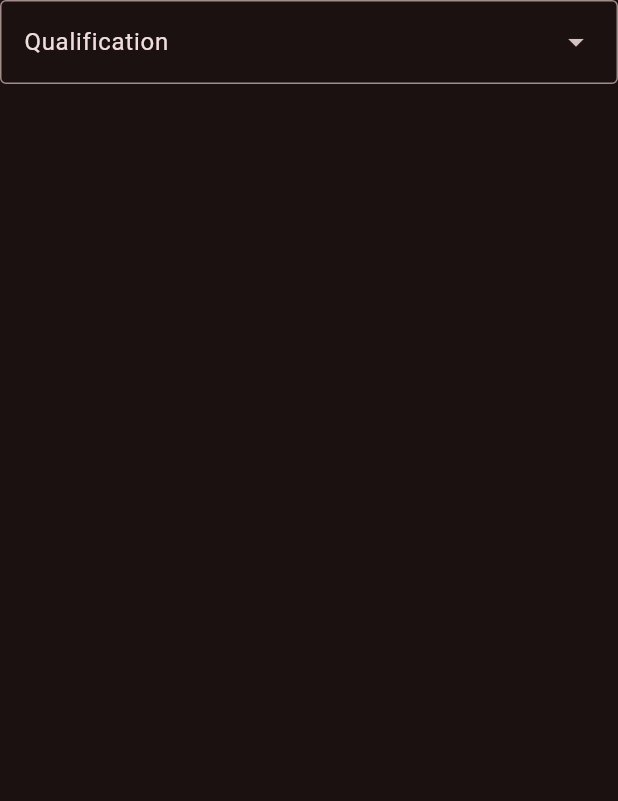
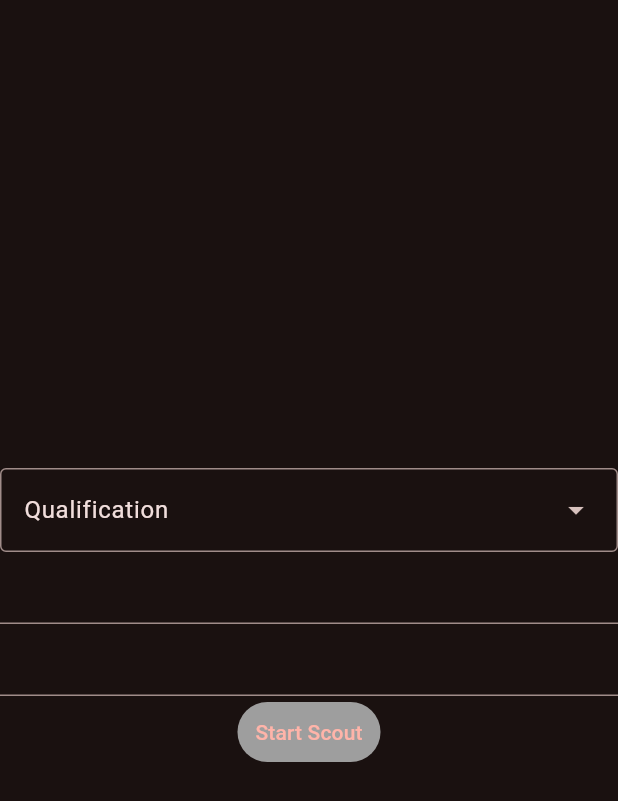
Before and after one commit to team1306/BadgerBetsV2, a Flutter app: the PreMatch screen opened directly with empty values, on a phone screen of 412 x 824 dp. Shown: the top 801 px of the screen. Run offline on Flutter 3.47's test engine with Material 3 defaults, Android fonts, the phone set to English and light mode, and no system bars; our stand-ins replace appwrite.

Commit message:
made prematch page (lmk if I used the archetecture wrong)

```diff
--- a/lib/matchdata.dart
+++ b/lib/matchdata.dart
@@ -2,13 +2,13 @@ import 'dart:collection';
 
 class MatchData {
   String username;
-  int matchNumber = -1, robotNumber = -1;
-  MatchType matchType = MatchType.practice;
+  int matchNumber, robotNumber;
+  MatchType matchType;
 
   Map<String, int> scoring = HashMap<String, int>();
   String notes = "";
 
-  MatchData({required this.username});
+  MatchData({required this.username, required this.matchNumber, required this.robotNumber, required this.matchType});
 }
 
 enum MatchType {
--- a/lib/viewmodels/scoutmanager.dart
+++ b/lib/viewmodels/scoutmanager.dart
@@ -3,16 +3,37 @@ import 'package:bbotsscoutingapp2025/views/scout/scout.dart';
 import 'package:flutter/material.dart';
 
 class ScoutManager extends ChangeNotifier {
+  PageType currentPage = PageType.preMatch;
 
   MatchData? matchData;
 
-  ScoutManager(){
+  TextButton getStartButton(int? matchNumber, int? robotNumber, MatchType matchType) {
+    bool formComplete = matchNumber != null && robotNumber != null;
 
+    return TextButton(
+      onPressed: () {
+        print("Button pressed");
+        if (formComplete) startScout(matchNumber, robotNumber, matchType);
+      },
+      style: ButtonStyle(
+        backgroundColor: WidgetStateColor.resolveWith((state) => formComplete ? Colors.yellow : Colors.grey)
+      ),
+      child: Text(
+        "Start Scout",
+      ),
+    );
   }
 
-  void startScout() {
-    //TODO implement user data getting
-    matchData = MatchData(username: "");
+  PageType getCurrentPage() {
+    return currentPage;
+  }
+
+  void startScout(int matchNumber, int robotNumber, MatchType matchType) {
+    print("Scout started");
+    //TODO implement user data getting from storage
+    String username = "";
+    matchData = MatchData(username: username, matchNumber: matchNumber, robotNumber: robotNumber, matchType: matchType);
+    currentPage = PageType.auto;
     notifyListeners();
   }
 
--- a/lib/views/scout/prematch.dart
+++ b/lib/views/scout/prematch.dart
@@ -1,4 +1,5 @@
 import 'package:flutter/material.dart';
+import 'package:flutter/services.dart';
 
 import '../../matchdata.dart';
 import '../../viewmodels/scoutmanager.dart';
@@ -12,15 +13,16 @@ class PreMatch extends StatefulWidget{
 }
 
 class PreMatchState extends State<PreMatch>{
-  late MatchType matchType;
-  late DropdownMenu<MatchType> matchTypeDropdown;
+  MatchType matchType = MatchType.qualification;
+  int? matchNumber;
+  int? robotNumber;
 
   @override
   Widget build(BuildContext context) {
     widget.scoutManager.addListener(() => setState);
 
     matchType = MatchType.qualification;
-    matchTypeDropdown = DropdownMenu(
+    DropdownMenu<MatchType> matchTypeDropdown = DropdownMenu(
         width: double.infinity,
         initialSelection: MatchType.qualification,
         dropdownMenuEntries: [
@@ -30,9 +32,30 @@ class PreMatchState extends State<PreMatch>{
         ],
         onSelected: (value) => setState(() => matchType = value!)
     );
+
+    TextField matchNumberInput = TextField(
+      keyboardType: TextInputType.number,
+      inputFormatters: [FilteringTextInputFormatter.digitsOnly],
+      onChanged: (value) => setState(() => matchNumber = int.parse(value)),
+    );
+    TextField robotNumberInput = TextField(
+      keyboardType: TextInputType.number,
+      inputFormatters: [FilteringTextInputFormatter.digitsOnly],
+      onChanged: (value) => setState(() => robotNumber = int.parse(value)),
+    );
+
+
     return Scaffold(
       //TODO implement
-      body: matchTypeDropdown,
+      body: Column(
+        mainAxisAlignment: MainAxisAlignment.center,
+        children: [
+          matchTypeDropdown,
+          matchNumberInput,
+          robotNumberInput,
+          widget.scoutManager.getStartButton(matchNumber, robotNumber, matchType)
+        ],
+      ),
     );
   }
 
--- a/lib/views/scout/scout.dart
+++ b/lib/views/scout/scout.dart
@@ -15,7 +15,6 @@ class Scout extends StatefulWidget {
 }
 
 class ScoutState extends State<Scout> {
-  PageType pageType = PageType.auto;
 
   @override
   Widget build(BuildContext context) {
@@ -31,7 +30,7 @@ class ScoutState extends State<Scout> {
         child: Builder(
           builder:
               (context) =>
-                switch (pageType) {
+                switch (widget.scoutManager.getCurrentPage()) {
                   PageType.preMatch => PreMatch(scoutManager: widget.scoutManager),
                   PageType.auto => Auto(scoutManager: widget.scoutManager),
                   PageType.teleop => Teleop(scoutManager: widget.scoutManager),
```
